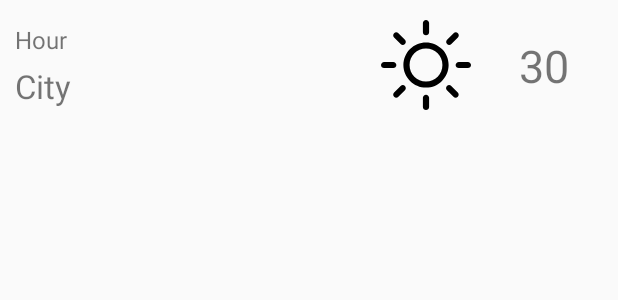
After one commit to tungphan311/WeatherForecast, an Android app: the layout listview_favoritecity.xml on its own in the app's theme, with its tools: preview values and no code run, on a phone screen of 412 x 824 dp. The commit adds this screen. Shown: the top 300 px of the screen. Run offline under Robolectric (Android 15) with nearby library versions, the phone set to English and light mode, and no system bars; network calls fail.

Commit message:
chỉnh lại giao diện của FavoriteCity activity

```diff
--- a/app/src/main/java/com/example/weatherforecast/Fragment/SevenDaysFragment.java
+++ b/app/src/main/java/com/example/weatherforecast/Fragment/SevenDaysFragment.java
@@ -19,6 +19,7 @@ import com.android.volley.VolleyError;
 import com.android.volley.toolbox.JsonArrayRequest;
 import com.android.volley.toolbox.StringRequest;
 import com.android.volley.toolbox.Volley;
+import com.example.weatherforecast.Activity.MainActivity;
 import com.example.weatherforecast.Adapter.TodayAdapter;
 import com.example.weatherforecast.Model.Weather;
 
@@ -64,7 +65,9 @@ public class SevenDaysFragment extends Fragment {
 
         initView(view);
 
-        initData("1580578");
+        MainActivity main = (MainActivity) getActivity();
+
+        initData(main.data);
 
         return view;
     }
--- /dev/null
+++ b/app/src/main/res/layout/listview_favoritecity.xml
@@ -0,0 +1,50 @@
+<?xml version="1.0" encoding="utf-8"?>
+<LinearLayout
+    xmlns:android="http://schemas.android.com/apk/res/android"
+    android:orientation="horizontal"
+    android:layout_width="match_parent"
+    android:layout_height="wrap_content"
+    android:weightSum="10">
+
+    <LinearLayout
+        android:layout_margin="10dp"
+        android:layout_weight="7.5"
+        android:layout_width="0dp"
+        android:orientation="vertical"
+        android:layout_height="wrap_content">
+
+        <TextView
+            android:id="@+id/tv_hour"
+            android:layout_width="match_parent"
+            android:layout_height="wrap_content"
+            android:textSize="16sp"
+            android:layout_marginTop="5dp"
+            android:layout_marginBottom="5dp"
+            android:text="Hour"/>
+
+        <TextView
+            android:id="@+id/tv_city"
+            android:layout_marginBottom="5dp"
+            android:layout_width="match_parent"
+            android:textSize="22sp"
+            android:text="City"
+            android:layout_height="wrap_content" />
+    </LinearLayout>
+
+    <ImageView
+        android:id="@+id/img_icon"
+        android:layout_width="60dp"
+        android:layout_height="60dp"
+        android:src="@drawable/ic_sun"
+        android:layout_gravity="center_vertical"/>
+
+    <TextView
+        android:id="@+id/tv_temp"
+        android:layout_width="0dp"
+        android:layout_weight="2.5"
+        android:layout_margin="10dp"
+        android:textSize="30sp"
+        android:layout_height="match_parent"
+        android:gravity="center"
+        android:text="30"/>
+</LinearLayout>
```
Also changed, not shown: app/src/main/java/com/example/weatherforecast/Activity/ChooseCity.java (+55 -2 lines), app/src/main/java/com/example/weatherforecast/Adapter/FavoriteCityAdapter.java (added, +61 -0 lines), app/src/main/java/com/example/weatherforecast/Model/FavoriteCity.java (added, +15 -0 lines).
